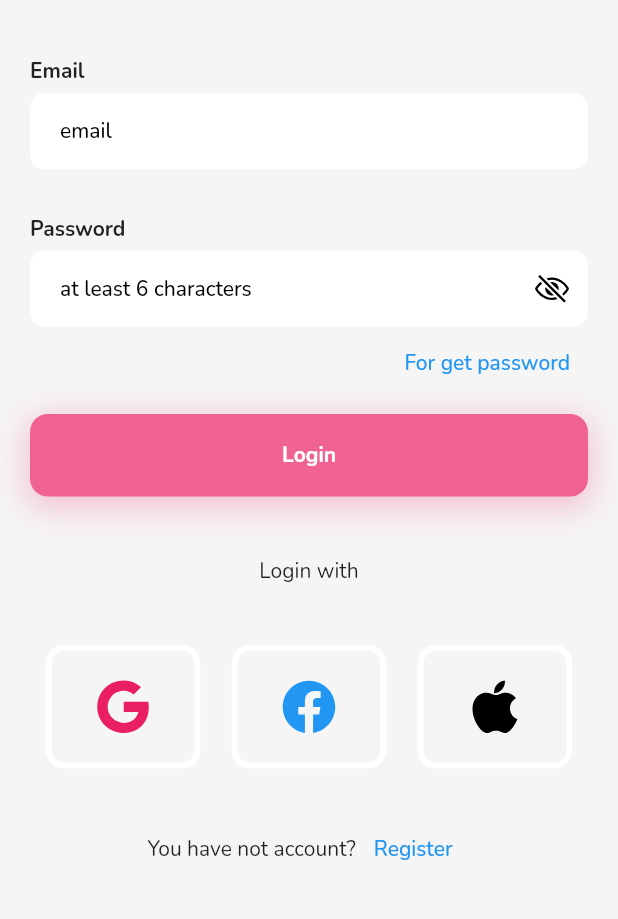
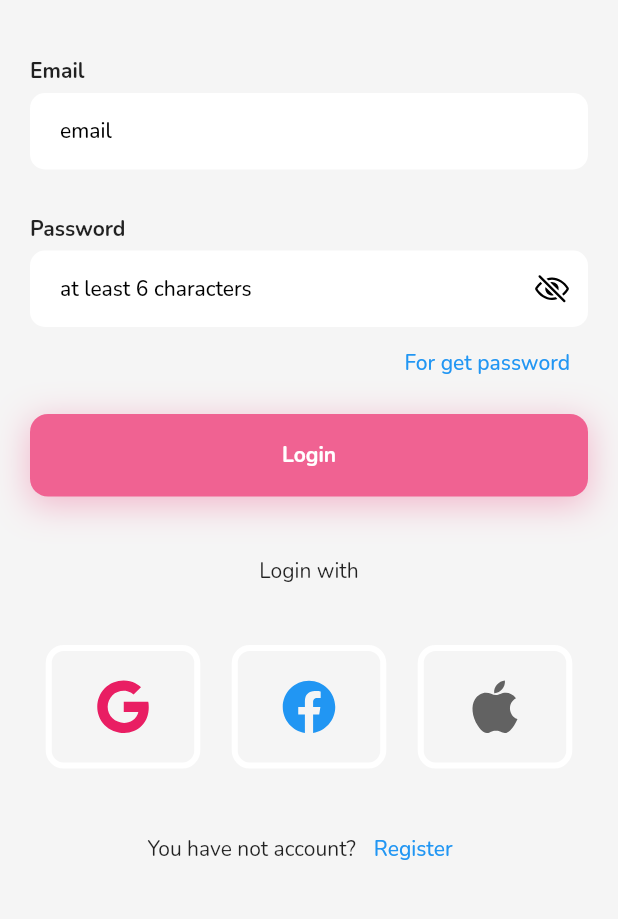
Before and after one commit to anhhieu21/friendzone, a Flutter app: the SignUpScreen screen opened by its route, after a tap on an icon or button, on a phone screen of 412 x 824 dp, the part 117-1036 px from its top. Run offline on Flutter 3.47's test engine with Material 2 defaults, Android fonts, the phone set to English and light mode, and no system bars; our stand-ins replace cached_network_image, cloud_firestore, dropdown_button2, equatable, firebase_auth, firebase_core and 15 more; accounts and stored records are empty; generated files the repository leaves out were written again; network calls fail.

Commit message:
Update dark theme

```diff
--- a/lib/src/config/themes/color.dart
+++ b/lib/src/config/themes/color.dart
@@ -7,8 +7,8 @@ const colorGrey = Colors.grey;
 const colorRed = Colors.red;
 const colorBlack = Colors.black;
 const colorBlue = Colors.blue;
-const colorBackgroundApp = Color.fromARGB(255, 43, 43, 43);
-const colorCardView = Color.fromARGB(255, 29, 29, 29);
+const colorBackgroundApp = Color.fromARGB(255, 29, 29, 29);
+const colorCardView = Color.fromARGB(255, 43, 43, 43);
 final bgBottomNavBar = [
   colorWhite,
   colorWhite,
--- a/lib/src/config/themes/theme.dart
+++ b/lib/src/config/themes/theme.dart
@@ -6,17 +6,11 @@ class AppTheme {
   static final lightTheme = ThemeData.light().copyWith(
       scaffoldBackgroundColor: colorGrey.shade100,
       useMaterial3: true,
+      shadowColor: colorGrey.shade300,
+      iconTheme: IconThemeData(color: colorBlack.withOpacity(0.6)),
       textTheme: GoogleFonts.nunitoTextTheme(),
-      appBarTheme: AppBarTheme(
-          backgroundColor: colorGrey.shade100,
-          scrolledUnderElevation: 0,
-          titleTextStyle: const TextStyle(
-              color: colorPinkButton, fontWeight: FontWeight.bold),
-          elevation: 0),
-      bottomNavigationBarTheme: const BottomNavigationBarThemeData(
-          selectedItemColor: Color.fromARGB(255, 200, 34, 175),
-          unselectedItemColor: Color.fromARGB(255, 68, 68, 68),
-          elevation: 0),
+      appBarTheme: _appBarThemeLight,
+      bottomNavigationBarTheme: _bottomNavBarTheme,
       elevatedButtonTheme: ElevatedButtonThemeData(
           style: ElevatedButton.styleFrom(
               foregroundColor: colorWhite,
@@ -28,17 +22,11 @@ class AppTheme {
       scaffoldBackgroundColor: colorBackgroundApp,
       useMaterial3: true,
       cardColor: colorCardView,
+      shadowColor: colorGrey.shade800,
+      iconTheme: const IconThemeData(color: colorWhite),
       textTheme: GoogleFonts.nunitoTextTheme(ThemeData.dark().textTheme),
-      appBarTheme: const AppBarTheme(
-          backgroundColor: colorBackgroundApp,
-          scrolledUnderElevation: 0,
-          titleTextStyle:
-              TextStyle(color: colorPinkButton, fontWeight: FontWeight.bold),
-          elevation: 0),
-      bottomNavigationBarTheme: const BottomNavigationBarThemeData(
-          selectedItemColor: Color.fromARGB(255, 200, 34, 175),
-          unselectedItemColor: Color.fromARGB(255, 68, 68, 68),
-          elevation: 0),
+      appBarTheme: _appBarThemeDark,
+      bottomNavigationBarTheme: _bottomNavBarTheme,
       elevatedButtonTheme: ElevatedButtonThemeData(
           style: ElevatedButton.styleFrom(
               foregroundColor: colorWhite,
@@ -46,3 +34,20 @@ class AppTheme {
                   borderRadius: BorderRadius.circular(12)),
               elevation: 0)));
 }
+
+const _bottomNavBarTheme = BottomNavigationBarThemeData(
+    selectedItemColor: Color.fromARGB(255, 200, 34, 175),
+    unselectedItemColor: Color.fromARGB(255, 68, 68, 68),
+    elevation: 0);
+const _appBarThemeDark = AppBarTheme(
+    backgroundColor: colorBackgroundApp,
+    scrolledUnderElevation: 0,
+    titleTextStyle:
+        TextStyle(color: colorPinkButton, fontWeight: FontWeight.bold),
+    elevation: 0);
+final _appBarThemeLight = AppBarTheme(
+    backgroundColor: colorGrey.shade100,
+    scrolledUnderElevation: 0,
+    titleTextStyle:
+        const TextStyle(color: colorPinkButton, fontWeight: FontWeight.bold),
+    elevation: 0);
--- a/lib/src/presentation/views/profile/widgets/menu_more.dart
+++ b/lib/src/presentation/views/profile/widgets/menu_more.dart
@@ -46,7 +46,8 @@ class _MenuDropState extends State<MenuDrop> {
         child: AnimationPopupMenu(
           child: Container(
             decoration: BoxDecoration(
-                borderRadius: BorderRadius.circular(8.0), color: colorWhite),
+                borderRadius: BorderRadius.circular(8.0),
+                color: Theme.of(context).cardColor),
             child: Column(
               crossAxisAlignment: CrossAxisAlignment.center,
               children: menu
--- a/lib/src/presentation/views/profile/widgets/my_sliver_presitent_header.dart
+++ b/lib/src/presentation/views/profile/widgets/my_sliver_presitent_header.dart
@@ -20,7 +20,7 @@ class MySliverPersitentHeader extends SliverPersistentHeaderDelegate {
   Widget build(
       BuildContext context, double shrinkOffset, bool overlapsContent) {
     return ColoredBox(
-      color: colorGrey.shade100,
+      color: Theme.of(context).scaffoldBackgroundColor,
       child: TabBar(
         unselectedLabelColor: colorGrey,
         controller: tabController,
--- a/lib/src/presentation/views/settings/widgets/sub_item_setting.dart
+++ b/lib/src/presentation/views/settings/widgets/sub_item_setting.dart
@@ -1,5 +1,4 @@
 import 'package:flutter/material.dart';
-import 'package:friendzone/src/config/themes/color.dart';
 import 'package:friendzone/src/presentation/widgets/ontap_effect.dart';
 
 class SubItemSetting extends StatelessWidget {
@@ -25,7 +24,6 @@ class SubItemSetting extends StatelessWidget {
             Icon(
               iconData,
               size: 24,
-              color: colorBlack.withOpacity(0.6),
             ),
             Expanded(
                 child: Padding(
--- a/lib/src/presentation/widgets/avatar_profile.dart
+++ b/lib/src/presentation/widgets/avatar_profile.dart
@@ -22,7 +22,7 @@ class AvatarProfile extends StatelessWidget {
           fit: BoxFit.cover,
           imageBuilder: (context, imageProvider) => CircleAvatar(
             radius: radius * 1.05,
-            backgroundColor: colorGrey.shade100,
+            backgroundColor: Theme.of(context).scaffoldBackgroundColor,
             child: CircleAvatar(
               radius: radius,
               backgroundImage: imageProvider,
--- a/lib/src/presentation/widgets/custom_textfield.dart
+++ b/lib/src/presentation/widgets/custom_textfield.dart
@@ -26,6 +26,7 @@ class CustomTextField extends StatelessWidget {
   Widget build(BuildContext context) {
     return Column(
       children: [
+        if (label != null) ...[
           const SizedBox(height: 30),
           Align(
             alignment: Alignment.centerLeft,
@@ -34,6 +35,7 @@ class CustomTextField extends StatelessWidget {
               style: const TextStyle(fontWeight: FontWeight.bold),
             ),
           ),
+        ],
         const SizedBox(
           height: 5,
         ),
```
Also changed, not shown: lib/src/presentation/views/home/widgets/app_bar_home.dart (+6 -11 lines), lib/src/presentation/views/home/widgets/list_new_feed.dart (+13 -14 lines), lib/src/presentation/views/home/widgets/new_feed_item.dart (+12 -15 lines), lib/src/presentation/views/settings/widgets/box_account_center.dart (+4 -3 lines), lib/src/presentation/views/settings/widgets/box_pravicy.dart (+4 -5 lines). Lines whose indentation alone changed are shown as unchanged.
